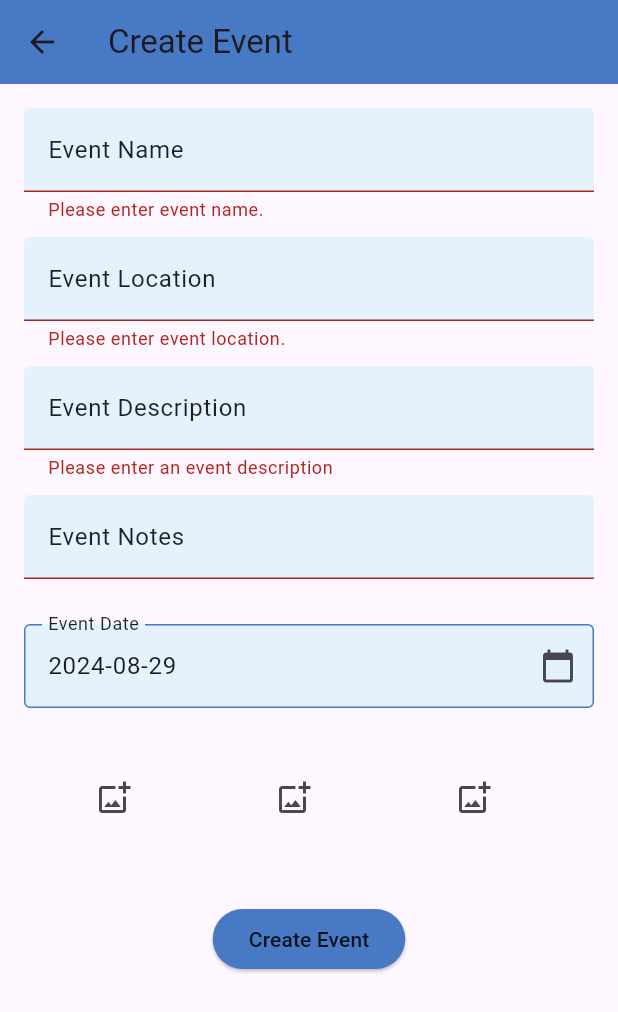
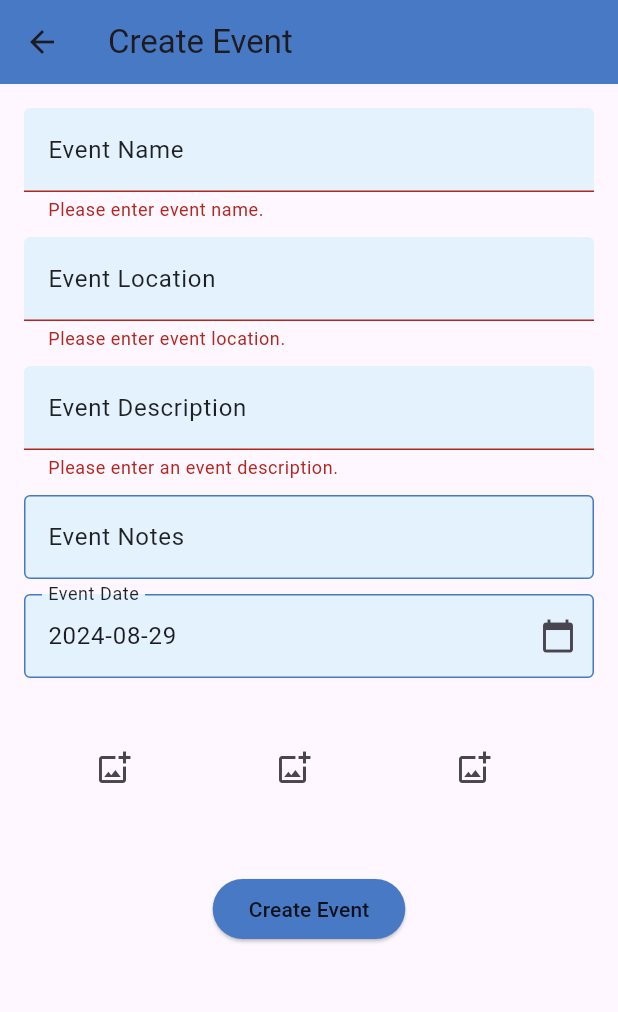
Before and after one commit to VoDangKhoa22CLC/T1_Repo, a Flutter app: the CreateEventScreen screen opened by its route, after a tap on "Create Event", on a phone screen of 412 x 824 dp. Shown: the top 1012 px of the screen. Run offline on Flutter 3.47's test engine with Material 3 defaults, Android fonts, the phone set to English and light mode, and no system bars; our stand-ins replace auto_size_text, awesome_dialog, awesome_notifications, cloud_firestore, file_picker, firebase_auth and 8 more; accounts and stored records are empty.

Commit message:
reformat create event decoration

```diff
--- a/src/lib/screen/info_screen/event_create.dart
+++ b/src/lib/screen/info_screen/event_create.dart
@@ -77,12 +77,8 @@
     }
   }
 
-    Widget _textForm(int minlines, int maxlines, String labelText, String errorPrompt) {
-      return TextFormField(
-        minLines: minlines,
-        maxLines: maxlines,
-        cursorColor: Theme.of(context).primaryColor,
-        decoration: InputDecoration(
+    InputDecoration _textFormInputDecoration(String labelText)  {
+      return InputDecoration(
           labelText: labelText,
           labelStyle: const TextStyle(color: Colors.black87),
           filled: true,
@@ -93,16 +89,6 @@
           focusedBorder: OutlineInputBorder(
             borderSide: BorderSide(color: Theme.of(context).primaryColor)
           ),
-        ),
-        validator: (value) {
-          if (value == null || value.isEmpty) {
-            return errorPrompt;
-          }
-          return null;
-        },
-        onSaved: (value) {
-          _eventName = value!;
-        },
       );
     }
 
@@ -123,16 +109,66 @@
               crossAxisAlignment: CrossAxisAlignment.center,
               children: <Widget>[
                 // Enter event name
-                _textForm(1, 2, 'Event Name', 'Please enter event name.'),
+                TextFormField(
+                  minLines: 1,
+                  maxLines: 2,
+                  cursorColor: Theme.of(context).primaryColor,
+                  decoration: _textFormInputDecoration('Event Name'),
+                  validator: (value) {
+                    if (value == null || value.isEmpty) {
+                      return 'Please enter event name.';
+                    }
+                    return null;
+                  },
+                  onSaved: (value) {
+                    _eventName = value!;
+                  },
+                ),
                 const SizedBox(height: 10),
                 // Enter event location
-                _textForm(1, 2, 'Event Location', 'Please enter event location.'),
+                TextFormField(
+                  minLines: 1,
+                  maxLines: 2,
+                  cursorColor: Theme.of(context).primaryColor,
+                  decoration: _textFormInputDecoration('Event Location'),
+                  validator: (value) {
+                    if (value == null || value.isEmpty) {
+                      return 'Please enter event location.';
+                    }
+                    return null;
+                  },
+                  onSaved: (value) {
+                    _eventLocation = value!;
+                  },
+                ),
                 const SizedBox(height: 10),
                 // Enter event description
-                _textForm(1, 4, 'Event Description', 'Please enter an event description'),
+                TextFormField(
+                  minLines: 1,
+                  maxLines: 4,
+                  cursorColor: Theme.of(context).primaryColor,
+                  decoration: _textFormInputDecoration('Event Description'),
+                  validator: (value) {
+                    if (value == null || value.isEmpty) {
+                      return 'Please enter an event description.';
+                    }
+                    return null;
+                  },
+                  onSaved: (value) {
+                    _eventDescription = value!;
+                  },
+                ),
                 const SizedBox(height: 10),
                 // Enter event notes
-                _textForm(1, 2, 'Event Notes', ' '),
+                TextFormField(
+                  minLines: 1,
+                  maxLines: 2,
+                  cursorColor: Theme.of(context).primaryColor,
+                  decoration: _textFormInputDecoration('Event Notes'),
+                  onSaved: (value) {
+                    _eventNotes = value!;
+                  },
+                ),
                 const SizedBox(height: 10),
                 // Select Date
                 TextFormField(
```
